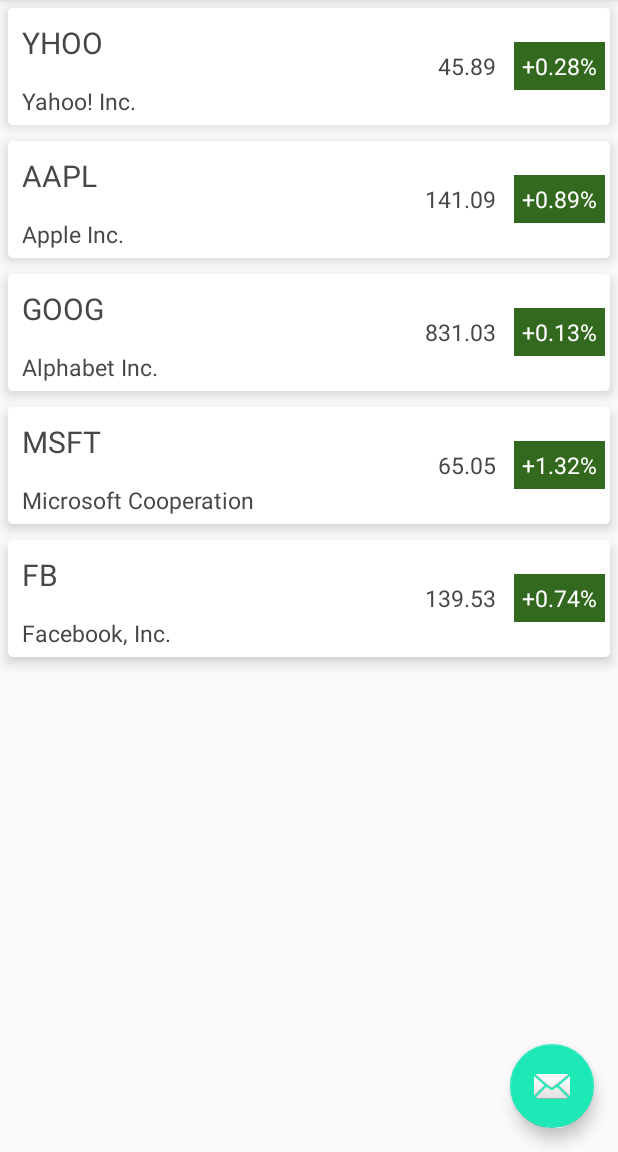
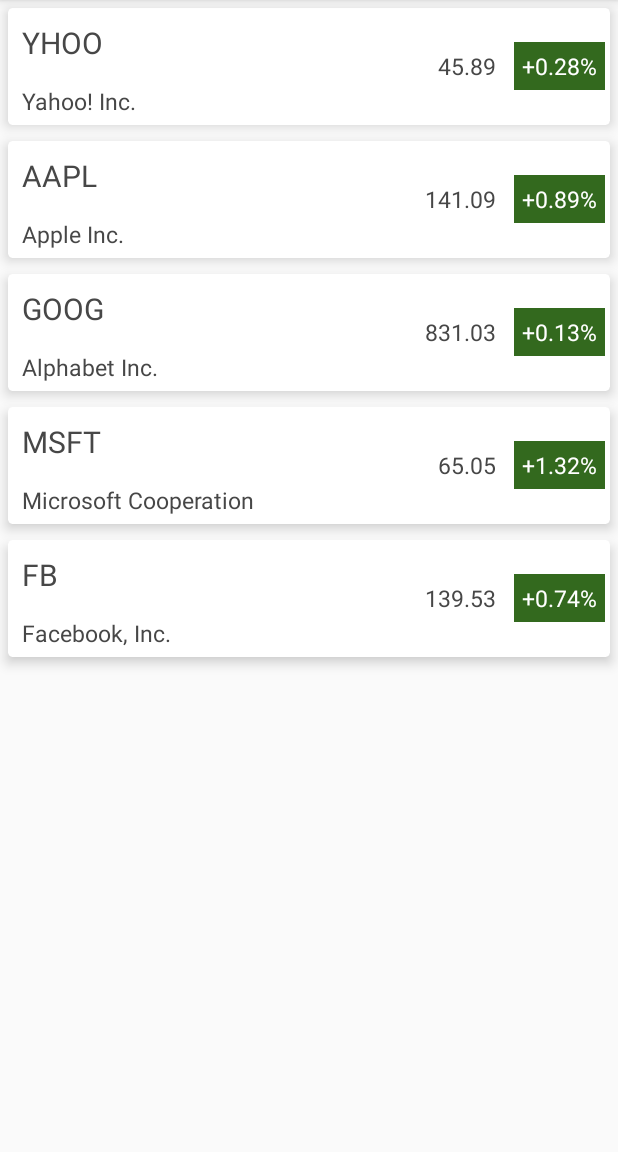
Before and after one commit to robillo/StockHawk, an Android app: the screen it shows after launch (MainActivity), on a phone screen of 412 x 824 dp, the part 84-1236 px from its top. Run offline under Robolectric (Android 15) with nearby library versions, the phone set to English and light mode, and no system bars.

```diff
--- a/app/src/main/java/com/appbusters/robinkamboj/stockhawk/view/MainActivity.java
+++ b/app/src/main/java/com/appbusters/robinkamboj/stockhawk/view/MainActivity.java
@@ -44,14 +44,14 @@ public class MainActivity extends AppCompatActivity {
         Log.e("RVA", "RVA");
         recyclerView.setAdapter(adapter);
 
-        FloatingActionButton fab = (FloatingActionButton) findViewById(R.id.fab);
-        fab.setOnClickListener(new View.OnClickListener() {
-            @Override
-            public void onClick(View view) {
-                Snackbar.make(view, "Replace with your own action", Snackbar.LENGTH_LONG)
-                        .setAction("Action", null).show();
-            }
-        });
+//        FloatingActionButton fab = (FloatingActionButton) findViewById(R.id.fab);
+//        fab.setOnClickListener(new View.OnClickListener() {
+//            @Override
+//            public void onClick(View view) {
+//                Snackbar.make(view, "Replace with your own action", Snackbar.LENGTH_LONG)
+//                        .setAction("Action", null).show();
+//            }
+//        });
     }
 
     private List<Data> fillWithData(){
--- a/app/src/main/res/layout/activity_main.xml
+++ b/app/src/main/res/layout/activity_main.xml
@@ -22,12 +22,12 @@
 
     <include layout="@layout/content_main" />
 
-    <android.support.design.widget.FloatingActionButton
-        android:id="@+id/fab"
-        android:layout_width="wrap_content"
-        android:layout_height="wrap_content"
-        android:layout_gravity="bottom|end"
-        android:layout_margin="@dimen/fab_margin"
-        app:srcCompat="@android:drawable/ic_dialog_email" />
+    <!--<android.support.design.widget.FloatingActionButton-->
+        <!--android:id="@+id/fab"-->
+        <!--android:layout_width="wrap_content"-->
+        <!--android:layout_height="wrap_content"-->
+        <!--android:layout_gravity="bottom|end"-->
+        <!--android:layout_margin="@dimen/fab_margin"-->
+        <!--app:srcCompat="@android:drawable/ic_menu_add" />-->
 
 </android.support.design.widget.CoordinatorLayout>
```
